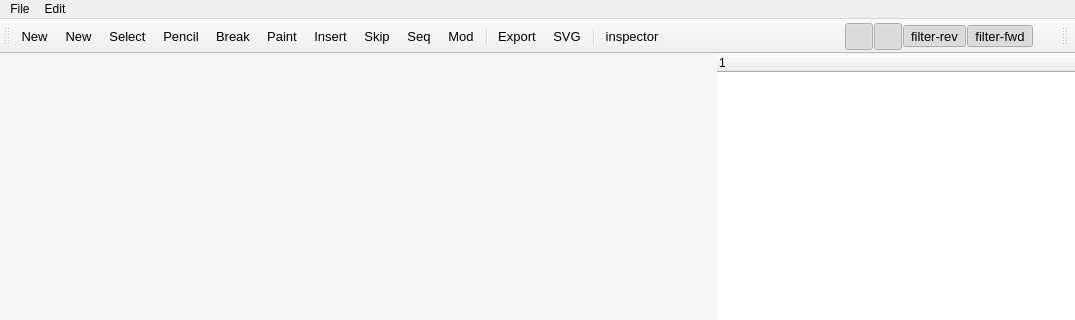
Qt form cadnano/gui/ui/mainwindow/mainwindow.ui (cadnano/cadnano2.5) before a commit; both pictures show x 0 to 1075 and y 0 to 320 of the 1075 by 792 pixel window.
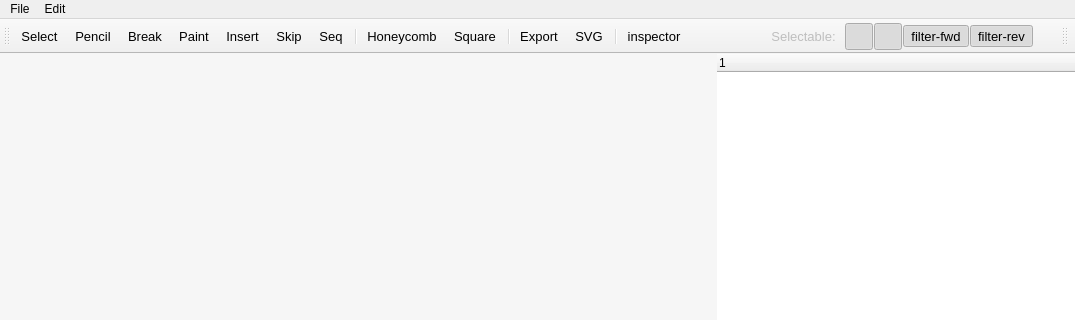
The same form after that commit. Icons and pictures are not drawn. Custom widgets are drawn as their Qt base class.

Commit message:
Mainwindow icon updates
rename “new/new” to “honeycomb/square”

Diff of the .ui file:
```diff
--- a/cadnano/gui/ui/mainwindow/mainwindow.ui
+++ b/cadnano/gui/ui/mainwindow/mainwindow.ui
@@ -354,8 +354,6 @@
    <attribute name="toolBarBreak">
     <bool>false</bool>
    </attribute>
-   <addaction name="action_new_dnapart_honeycomb"/>
-   <addaction name="action_new_dnapart_square"/>
    <addaction name="action_global_select"/>
    <addaction name="action_global_pencil"/>
    <addaction name="action_path_nick"/>
@@ -363,7 +361,9 @@
    <addaction name="action_path_insertion"/>
    <addaction name="action_path_skip"/>
    <addaction name="action_path_add_seq"/>
-   <addaction name="action_path_mods"/>
+   <addaction name="separator"/>
+   <addaction name="action_new_dnapart_honeycomb"/>
+   <addaction name="action_new_dnapart_square"/>
    <addaction name="separator"/>
    <addaction name="action_export_staples"/>
    <addaction name="action_SVG"/>
@@ -418,10 +418,11 @@
     <bool>false</bool>
    </attribute>
    <addaction name="action_filter_handle"/>
-   <addaction name="action_filter_fwd"/>
    <addaction name="action_filter_rev"/>
-   <addaction name="action_filter_endpoint"/>
+   <addaction name="action_filter_fwd"/>
    <addaction name="action_filter_xover"/>
+   <addaction name="action_filter_endpoint"/>
+   <addaction name="actionSelectable"/>
   </widget>
   <widget class="QMenuBar" name="menubar">
    <property name="geometry">
@@ -892,7 +893,7 @@
     <string>New Honeycomb</string>
    </property>
    <property name="iconText">
-    <string>New</string>
+    <string>Honeycomb</string>
    </property>
    <property name="toolTip">
     <string>Add Honeycomb DNAPart </string>
@@ -910,7 +911,7 @@
     <string>New Square</string>
    </property>
    <property name="iconText">
-    <string>New</string>
+    <string>Square</string>
    </property>
    <property name="toolTip">
     <string>Add Square DNAPart </string>
@@ -1252,6 +1253,14 @@
     <string>V</string>
    </property>
   </action>
+  <action name="actionSelectable">
+   <property name="enabled">
+    <bool>false</bool>
+   </property>
+   <property name="text">
+    <string>Selectable:</string>
+   </property>
+  </action>
  </widget>
  <customwidgets>
   <customwidget>
```
The commit also changes 1 other file.
